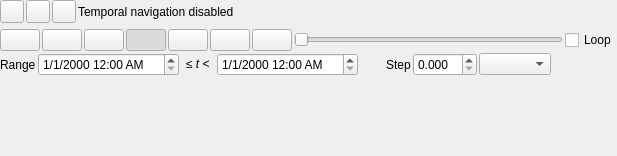
Above: src/ui/qgstemporalcontrollerwidgetbase.ui from qgis/QGIS before the change. Below: the same form after it.
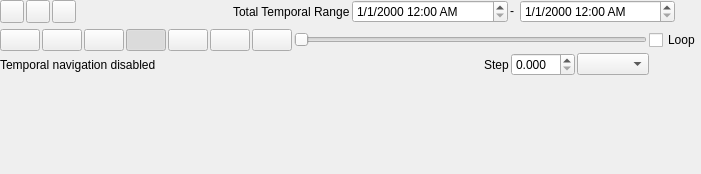
That is the form after the change. Icons and pictures are not drawn. Custom widgets are drawn as their Qt base class.

Commit message: Rearranging Controller UI

Patch:
```diff
--- a/src/ui/qgstemporalcontrollerwidgetbase.ui
+++ b/src/ui/qgstemporalcontrollerwidgetbase.ui
@@ -2,6 +2,14 @@
 <ui version="4.0">
  <class>QgsTemporalControllerWidgetBase</class>
  <widget class="QgsPanelWidget" name="QgsTemporalControllerWidgetBase">
+  <property name="geometry">
+   <rect>
+    <x>0</x>
+    <y>0</y>
+    <width>701</width>
+    <height>174</height>
+   </rect>
+  </property>
   <property name="windowTitle">
    <string>QgsDockWidget</string>
   </property>
@@ -84,20 +92,66 @@
       </widget>
      </item>
      <item>
-      <widget class="QLabel" name="mCurrentRangeLabel">
+      <spacer name="horizontalSpacer">
+       <property name="orientation">
+        <enum>Qt::Horizontal</enum>
+       </property>
+       <property name="sizeHint" stdset="0">
+        <size>
+         <width>40</width>
+         <height>20</height>
+        </size>
+       </property>
+      </spacer>
+     </item>
+     <item>
+      <widget class="QLabel" name="mRangeLabel">
+       <property name="text">
+        <string>Total Temporal Range</string>
+       </property>
+      </widget>
+     </item>
+     <item>
+      <widget class="QDateTimeEdit" name="mStartDateTime">
        <property name="sizePolicy">
-        <sizepolicy hsizetype="Expanding" vsizetype="Preferred">
+        <sizepolicy hsizetype="MinimumExpanding" vsizetype="Fixed">
          <horstretch>0</horstretch>
          <verstretch>0</verstretch>
         </sizepolicy>
        </property>
+       <property name="displayFormat">
+        <string>M/d/yyyy h:mm AP</string>
+       </property>
+       <property name="timeSpec">
+        <enum>Qt::UTC</enum>
+       </property>
+      </widget>
+     </item>
+     <item>
+      <widget class="QLabel" name="mRangeToLabel">
        <property name="text">
-        <string>Temporal navigation disabled</string>
+        <string>&lt;html&gt;&lt;head/&gt;&lt;body&gt;&lt;p&gt; - &lt;/p&gt;&lt;/body&gt;&lt;/html&gt;</string>
        </property>
       </widget>
      </item>
      <item>
-      <widget class="QToolButton" name="mSettings">
+      <widget class="QDateTimeEdit" name="mEndDateTime">
+       <property name="sizePolicy">
+        <sizepolicy hsizetype="MinimumExpanding" vsizetype="Fixed">
+         <horstretch>0</horstretch>
+         <verstretch>0</verstretch>
+        </sizepolicy>
+       </property>
+       <property name="displayFormat">
+        <string>M/d/yyyy h:mm AP</string>
+       </property>
+       <property name="timeSpec">
+        <enum>Qt::UTC</enum>
+       </property>
+      </widget>
+     </item>
+     <item>
+      <widget class="QToolButton" name="mSetRangeButton">
        <property name="text">
         <string/>
        </property>
@@ -416,94 +470,15 @@
        <item>
         <layout class="QHBoxLayout" name="horizontalLayout_6">
          <item>
-          <widget class="QLabel" name="mRangeLabel">
-           <property name="text">
-            <string>Range</string>
-           </property>
-          </widget>
-         </item>
-         <item>
-          <widget class="QDateTimeEdit" name="mStartDateTime">
+          <widget class="QLabel" name="mCurrentRangeLabel">
            <property name="sizePolicy">
-            <sizepolicy hsizetype="MinimumExpanding" vsizetype="Fixed">
+            <sizepolicy hsizetype="Expanding" vsizetype="Preferred">
              <horstretch>0</horstretch>
              <verstretch>0</verstretch>
             </sizepolicy>
            </property>
-           <property name="displayFormat">
-            <string>M/d/yyyy h:mm AP</string>
-           </property>
-           <property name="timeSpec">
-            <enum>Qt::UTC</enum>
-           </property>
-          </widget>
-         </item>
-         <item>
-          <spacer name="horizontalSpacer_2">
-           <property name="orientation">
-            <enum>Qt::Horizontal</enum>
-           </property>
-           <property name="sizeType">
-            <enum>QSizePolicy::Fixed</enum>
-           </property>
-           <property name="sizeHint" stdset="0">
-            <size>
-             <width>5</width>
-             <height>20</height>
-            </size>
-           </property>
-          </spacer>
-         </item>
-         <item>
-          <widget class="QLabel" name="mRangeToLabel">
            <property name="text">
-            <string>&lt;html&gt;&lt;head/&gt;&lt;body&gt;&lt;p&gt;≤ &lt;span style=&quot; font-style:italic;&quot;&gt;t&lt;/span&gt; &amp;lt;&lt;/p&gt;&lt;/body&gt;&lt;/html&gt;</string>
-           </property>
-          </widget>
-         </item>
-         <item>
-          <spacer name="horizontalSpacer_3">
-           <property name="orientation">
-            <enum>Qt::Horizontal</enum>
-           </property>
-           <property name="sizeType">
-            <enum>QSizePolicy::Fixed</enum>
-           </property>
-           <property name="sizeHint" stdset="0">
-            <size>
-             <width>5</width>
-             <height>20</height>
-            </size>
-           </property>
-          </spacer>
-         </item>
-         <item>
-          <widget class="QDateTimeEdit" name="mEndDateTime">
-           <property name="sizePolicy">
-            <sizepolicy hsizetype="MinimumExpanding" vsizetype="Fixed">
-             <horstretch>0</horstretch>
-             <verstretch>0</verstretch>
-            </sizepolicy>
-           </property>
-           <property name="displayFormat">
-            <string>M/d/yyyy h:mm AP</string>
-           </property>
-           <property name="timeSpec">
-            <enum>Qt::UTC</enum>
-           </property>
-          </widget>
-         </item>
-         <item>
-          <widget class="QToolButton" name="mSetRangeButton">
-           <property name="text">
-            <string/>
-           </property>
-           <property name="icon">
-            <iconset resource="../../images/images.qrc">
-             <normaloff>:/images/themes/default/mActionRefresh.svg</normaloff>:/images/themes/default/mActionRefresh.svg</iconset>
-           </property>
-           <property name="autoRaise">
-            <bool>true</bool>
+            <string>Temporal navigation disabled</string>
            </property>
           </widget>
          </item>
@@ -561,17 +536,18 @@
           </widget>
          </item>
          <item>
-          <spacer name="horizontalSpacer">
-           <property name="orientation">
-            <enum>Qt::Horizontal</enum>
+          <widget class="QToolButton" name="mSettings">
+           <property name="text">
+            <string/>
            </property>
-           <property name="sizeHint" stdset="0">
-            <size>
-             <width>40</width>
-             <height>20</height>
-            </size>
+           <property name="icon">
+            <iconset resource="../../images/images.qrc">
+             <normaloff>:/images/themes/default/propertyicons/settings.svg</normaloff>:/images/themes/default/propertyicons/settings.svg</iconset>
            </property>
-          </spacer>
+           <property name="autoRaise">
+            <bool>true</bool>
+           </property>
+          </widget>
          </item>
         </layout>
        </item>
```
Left out of the diff: 2 changed lines with no effect on the pictures. The commit also changes 1 other file.
